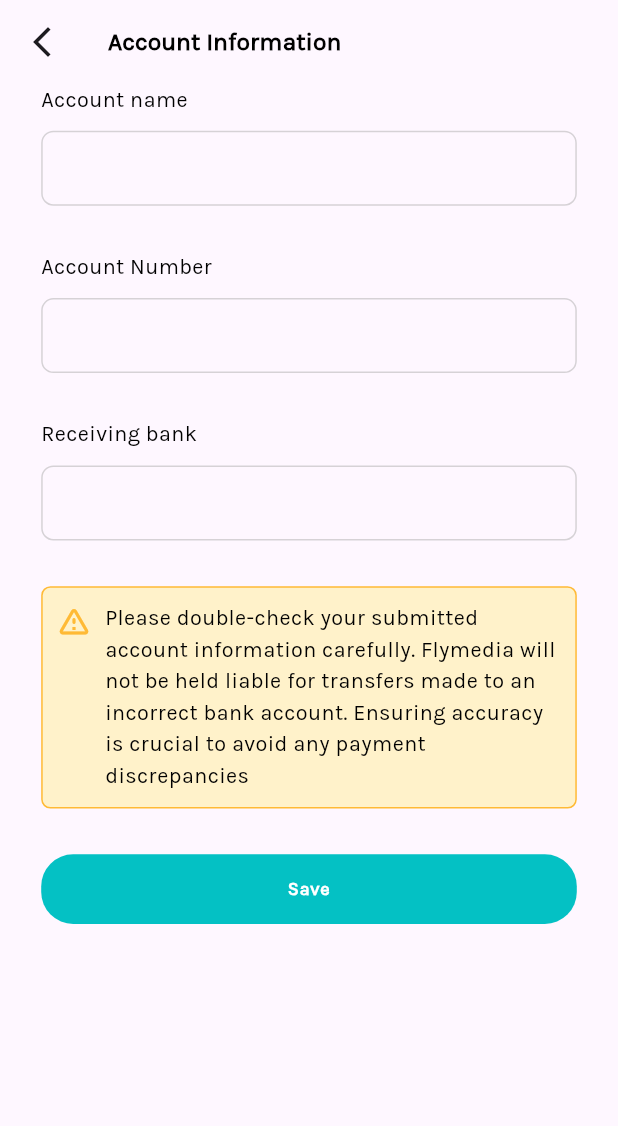
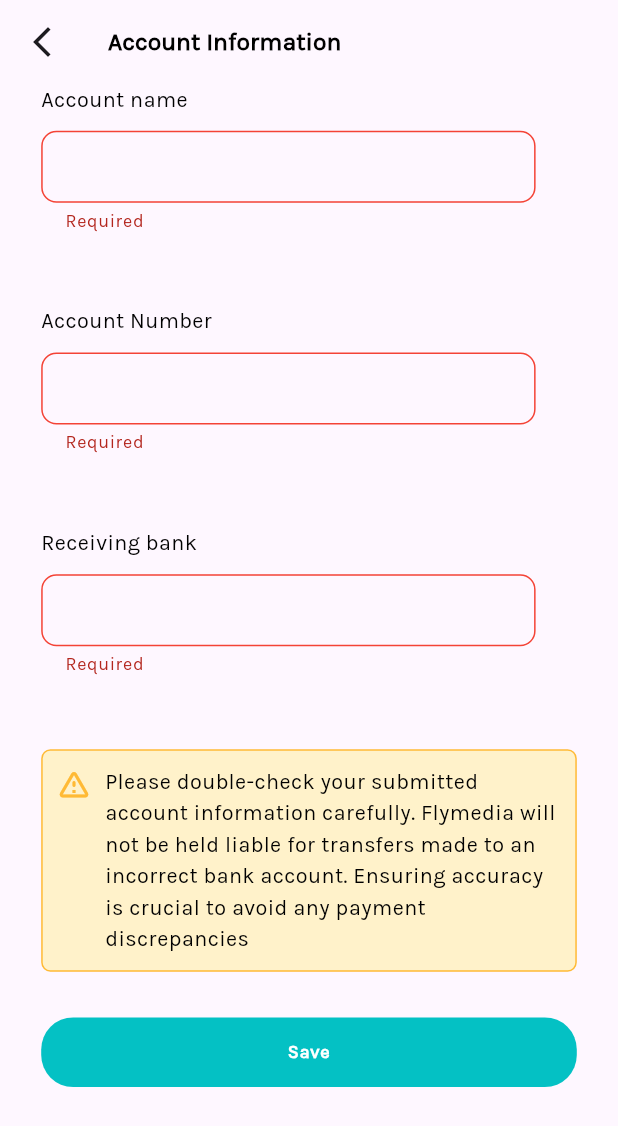
Before and after one commit to JesseZeph/flymedia, a Flutter app: the AccountInformation screen opened directly, after a tap on "Save", on a phone screen of 412 x 824 dp. Shown: the top 1126 px of the screen. Run offline on Flutter 3.47's test engine with Material 3 defaults, Android fonts, the phone set to English and light mode, and no system bars; drawn by our look-alikes of loading_overlay; our stand-ins replace cloud_firestore, easy_refresh, file_picker, firebase_auth, firebase_core, firebase_storage and 19 more; missing offline and left inert: background_downloader, dart_jsonwebtoken, flutter_tawk; accounts and stored records are empty; project files that could hold a hidden picture were left out.

Commit message:
feat: influencer account details done

```diff
--- a/lib/src/clientdashboard/contracts/view_contract.dart
+++ b/lib/src/clientdashboard/contracts/view_contract.dart
@@ -65,7 +65,6 @@ class _ViewCampaignContractState extends State<ViewCampaignContract> {
                 userType: widget.isClient ? 'Client' : 'Influencer',
                 id: userId ?? '',
                 campaignId: campaign.id);
-        print("action response ==========> $response");
         if (response.status) {
           var updatedCampaign = ActiveCampaignModel.fromMap(response.data);
           campaign = updatedCampaign.copyWith(
--- a/lib/src/influencerDashboard/contracts/account_information.dart
+++ b/lib/src/influencerDashboard/contracts/account_information.dart
@@ -1,54 +1,92 @@
 import 'package:flutter/material.dart';
 import 'package:flutter_screenutil/flutter_screenutil.dart';
-import 'package:flymedia_app/constants/app_constants.dart';
-import 'package:flymedia_app/providers/influencer_add_account.dart';
+import 'package:flymedia_app/constants/colors.dart';
+import 'package:flymedia_app/models/response/get_accountdetails_res.dart';
+import 'package:flymedia_app/providers/profile_provider.dart';
 import 'package:flymedia_app/src/authentication/components/animated_button.dart';
-import 'package:flymedia_app/src/authentication/components/text_input_field.dart';
 import 'package:flymedia_app/src/influencerDashboard/contracts/account_display.dart';
 import 'package:flymedia_app/src/influencerDashboard/contracts/widget/rounded_button.dart';
-import 'package:flymedia_app/src/influencerDashboard/screens/influencer_menu.dart';
-import 'package:flymedia_app/utils/extensions/context_extension.dart';
-import 'package:flymedia_app/utils/global_variables.dart';
+
 import 'package:flymedia_app/utils/widgets/alert_loader.dart';
 import 'package:flymedia_app/utils/widgets/custom_text.dart';
 import 'package:get/get.dart';
 import 'package:loading_overlay/loading_overlay.dart';
 import 'package:provider/provider.dart';
-import 'package:shared_preferences/shared_preferences.dart';
+
+import '../../../providers/influencer_add_account.dart';
 
 class AccountInformation extends StatefulWidget {
-  const AccountInformation({Key? key}) : super(key: key);
-
+  const AccountInformation({Key? key, this.account, this.isEdit = false})
+      : super(key: key);
+  final GetAccountResponse? account;
+  final bool isEdit;
   @override
   State<AccountInformation> createState() => _AccountInformationState();
 }
 
 class _AccountInformationState extends State<AccountInformation> {
-  TextEditingController accountName = TextEditingController();
-  TextEditingController accountNumber = TextEditingController();
-  TextEditingController bankName = TextEditingController();
+  late TextEditingController accountName;
+  late TextEditingController accountNumber;
+  late TextEditingController bankName;
+  late GetAccountResponse? userAccount;
 
   GlobalKey<FormState> formKey = GlobalKey();
 
   var loading = false;
 
-  bool isValidForm() {
-    List<String> fields = [accountName.text, accountNumber.text, bankName.text];
-    return fields.every((field) => field.isNotEmpty);
+  addAccount() async {
+    if (formKey.currentState?.validate() ?? false) {
+      setState(() {
+        loading = !loading;
+      });
+      if (widget.isEdit) {
+        await context
+            .read<InfluencerAccountDetailsProvider>()
+            .editAccountDetails(
+                id: userAccount?.id ?? '',
+                name: accountName.text,
+                accountNumber: accountNumber.text,
+                bankName: bankName.text);
+      } else {
+        await context
+            .read<InfluencerAccountDetailsProvider>()
+            .postAccountDetails(
+                id: context.read<ProfileProvider>().userProfile?.id ?? '',
+                name: accountName.text,
+                accountNumber: accountNumber.text,
+                bankName: bankName.text);
+      }
+
+      if (context.mounted) {
+        userAccount =
+            context.read<InfluencerAccountDetailsProvider>().getAccountResponse;
+        if (userAccount != null) {
+          Navigator.pushReplacement(
+              context,
+              MaterialPageRoute(
+                builder: (context) =>
+                    DisplayAccountInfo(getAccountDetails: userAccount!),
+              ));
+        }
+      }
+    }
   }
 
   @override
   void initState() {
     super.initState();
-    context.read<InfluencerAccountDetailsProvider>().init();
+    userAccount = widget.account;
+    accountName = TextEditingController(text: userAccount?.accountName ?? '');
+    accountNumber =
+        TextEditingController(text: userAccount?.accountNumber ?? '');
+    bankName = TextEditingController(text: userAccount?.bankName ?? '');
   }
 
   @override
   Widget build(BuildContext context) {
-    return Consumer<InfluencerAccountDetailsProvider>(
-      builder: (context, provider, child) {
     return Scaffold(
       appBar: AppBar(
+        scrolledUnderElevation: 0.h,
         leading: IconButton(
           icon: const Icon(Icons.arrow_back_ios_new),
           onPressed: () {
@@ -64,11 +102,14 @@ class _AccountInformationState extends State<AccountInformation> {
       body: LoadingOverlay(
         isLoading: loading,
         progressIndicator: const AlertLoader(
-              message: 'Adding Account Details',
+          message: 'Adding account',
         ),
         child: Padding(
           padding: EdgeInsets.symmetric(horizontal: 25.w),
           child: SingleChildScrollView(
+            keyboardDismissBehavior: ScrollViewKeyboardDismissBehavior.onDrag,
+            child: Form(
+              key: formKey,
               child: Column(
                 crossAxisAlignment: CrossAxisAlignment.start,
                 children: [
@@ -78,11 +119,21 @@ class _AccountInformationState extends State<AccountInformation> {
                     weight: FontWeight.w500,
                   ),
                   SizedBox(height: 10.h),
-                    TextInputField(
+                  _FieldInput(
                     controller: accountName,
-                      hintText: '',
-                      onChanged: (_) {},
+                    type: TextInputType.text,
+                    validator: (val) {
+                      if (val == null || val.isEmpty) {
+                        return 'Required';
+                      }
+                      return null;
+                    },
                   ),
+                  // TextInputField(
+                  //   controller: accountName,
+                  //   hintText: '',
+                  //   onChanged: (_) {},
+                  // ),
                   SizedBox(height: 30.h),
                   CustomKarlaText(
                     text: 'Account Number',
@@ -90,11 +141,21 @@ class _AccountInformationState extends State<AccountInformation> {
                     weight: FontWeight.w500,
                   ),
                   SizedBox(height: 10.h),
-                    TextInputField(
+                  _FieldInput(
+                    type: TextInputType.number,
                     controller: accountNumber,
-                      hintText: '',
-                      onChanged: (_) {},
+                    validator: (val) {
+                      if (val == null || val.isEmpty) {
+                        return 'Required';
+                      }
+                      return null;
+                    },
                   ),
+                  // TextInputField(
+                  //   controller: accountNumber,
+                  //   hintText: '',
+                  //   onChanged: (_) {},
+                  // ),
                   SizedBox(height: 30.h),
                   CustomKarlaText(
                     text: 'Receiving bank',
@@ -102,11 +163,21 @@ class _AccountInformationState extends State<AccountInformation> {
                     weight: FontWeight.w500,
                   ),
                   SizedBox(height: 10.h),
-                    TextInputField(
+                  _FieldInput(
                     controller: bankName,
-                      hintText: '',
-                      onChanged: (_) {},
+                    type: TextInputType.text,
+                    validator: (val) {
+                      if (val == null || val.isEmpty) {
+                        return 'Required';
+                      }
+                      return null;
+                    },
                   ),
+                  // TextInputField(
+                  //   controller: bankName,
+                  //   hintText: '',
+                  //   onChanged: (_) {},
+                  // ),
                   SizedBox(height: 30.h),
                   Container(
                     padding:
@@ -141,53 +212,57 @@ class _AccountInformationState extends State<AccountInformation> {
                   SizedBox(height: 30.h),
                   AnimatedButton(
                     onTap: () async {
-                        if (isValidForm()) {
-                          setState(() {
-                            loading = true;
-                          });
-
-                          try {
-                            final SharedPreferences prefs =
-                                await SharedPreferences.getInstance();
-
-                            String influencerId =
-                                prefs.getString('userId') ?? '';
-                            final response = await provider.postAccountDetails(
-                              id: influencerId,
-                              name: accountName.text,
-                              accountNumber: accountNumber.text,
-                              bankName: bankName.text,
-                            );
-
-                            if (response.status) {
-                              provider.getAccountDetails();
-
-                              Get.off(() => const InfluencerMenu());
-                            } else {
-                              context.showError(
-                                  'Error adding account details: ${response.message}');
-                            }
-                          } catch (e) {
-                            context
-                                .showError('Error adding account details: $e');
-                          }
-
-                          setState(() {
-                            loading = false;
-                          });
-                        }
+                      addAccount();
                     },
                     child: const RoundedButtonsWidget(
                       text: 'Save',
                     ),
-                    )
+                  ),
+                  SizedBox(height: 30.h),
                 ],
               ),
             ),
           ),
         ),
-        );
-      },
+      ),
     );
   }
 }
+
+class _FieldInput extends StatelessWidget {
+  const _FieldInput(
+      {super.key,
+      required this.controller,
+      this.validator,
+      required this.type});
+  final TextEditingController controller;
+  final String? Function(String?)? validator;
+  final TextInputType type;
+  @override
+  Widget build(BuildContext context) {
+    return SizedBox(
+        height: 85.h,
+        width: 300.w,
+        child: TextFormField(
+          controller: controller,
+          keyboardType: type,
+          decoration: InputDecoration(
+            border: OutlineInputBorder(
+                borderRadius: BorderRadius.circular(10).r,
+                borderSide: const BorderSide(color: Colors.grey)),
+            focusedBorder: OutlineInputBorder(
+                borderRadius: BorderRadius.circular(10).r,
+                borderSide: const BorderSide(color: AppColors.mainColor)),
+            errorBorder: OutlineInputBorder(
+                borderRadius: BorderRadius.circular(10).r,
+                borderSide: const BorderSide(color: Colors.red)),
+            focusedErrorBorder: OutlineInputBorder(
+                borderRadius: BorderRadius.circular(10).r,
+                borderSide: const BorderSide(color: AppColors.mainColor)),
+            isDense: true,
+            helperText: ' ',
+          ),
+          validator: validator,
+        ));
+  }
+}
--- a/lib/src/influencerDashboard/screens/influencer_menu.dart
+++ b/lib/src/influencerDashboard/screens/influencer_menu.dart
@@ -17,14 +17,15 @@ class InfluencerMenu extends StatefulWidget {
   const InfluencerMenu({Key? key}) : super(key: key);
 
   @override
-  _InfluencerMenuState createState() => _InfluencerMenuState();
+  State<InfluencerMenu> createState() => _InfluencerMenuState();
 }
 
 class _InfluencerMenuState extends State<InfluencerMenu> {
   @override
   void initState() {
     super.initState();
-    context.read<InfluencerAccountDetailsProvider>().getAccountDetails();
+    context.read<InfluencerAccountDetailsProvider>().getAccountDetails(
+        context.read<ProfileProvider>().userProfile?.id ?? '');
   }
 
   @override
```
Also changed, not shown: lib/providers/influencer_add_account.dart (+18 -16 lines), lib/src/influencerDashboard/contracts/account_display.dart (+48 -19 lines), lib/src/influencerDashboard/contracts/widget/delete_dialog.dart (+9 -13 lines). Lines whose indentation alone changed are shown as unchanged.
